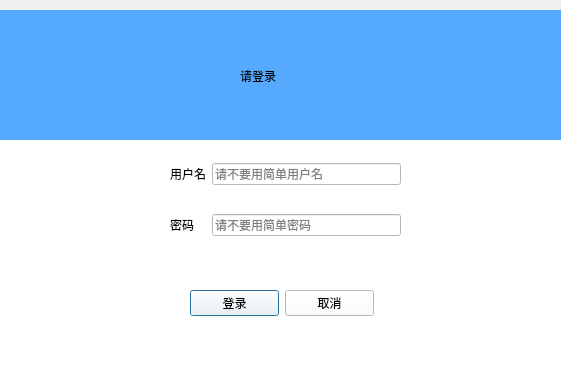
The window that dialog.ui (yuzhi535/QTcpQQClient) describes before a commit, drawn with Qt 5.
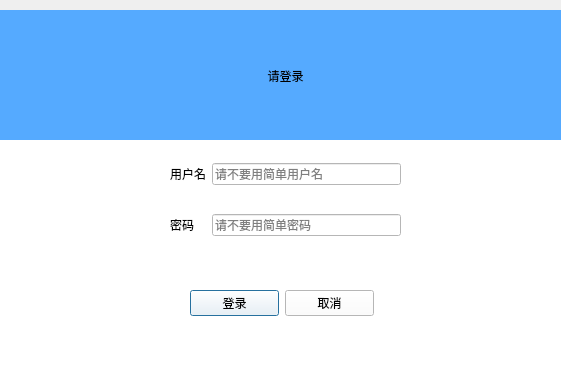
The same window after the commit.

```diff
--- a/dialog.ui
+++ b/dialog.ui
@@ -53,6 +53,9 @@
     <property name="text">
      <string>请登录</string>
     </property>
+    <property name="alignment">
+     <set>Qt::AlignCenter</set>
+    </property>
    </widget>
   </widget>
   <widget class="QWidget" name="widget_2" native="true">
```
